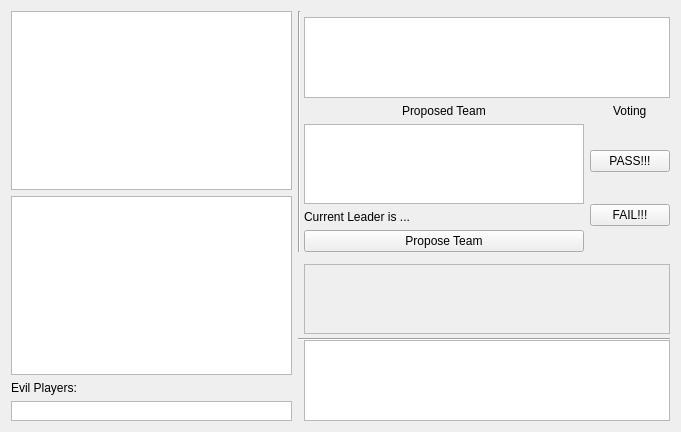
Before: the Qt Designer form src/gui/gamewindow.ui in JRandomHacker/CS429-Avalon, drawn with Qt 5.
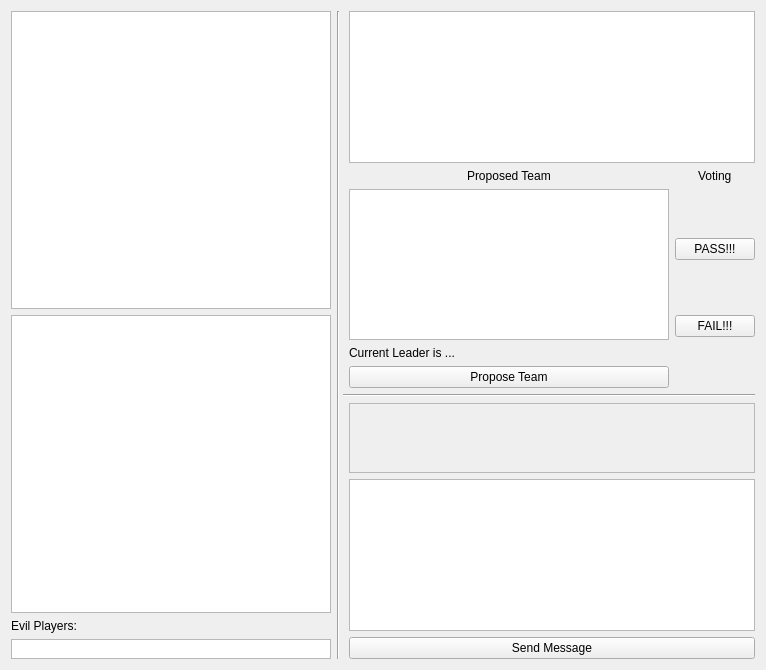
After: the same form once the commit is applied.

```diff
--- a/src/gui/gamewindow.ui
+++ b/src/gui/gamewindow.ui
@@ -6,15 +6,15 @@
    <rect>
     <x>0</x>
     <y>0</y>
-    <width>681</width>
-    <height>432</height>
+    <width>766</width>
+    <height>670</height>
    </rect>
   </property>
   <property name="windowTitle">
    <string>Avalon Online</string>
   </property>
   <layout class="QGridLayout" name="gridLayout">
-   <item row="0" column="0" rowspan="6">
+   <item row="0" column="0" rowspan="5">
     <layout class="QVBoxLayout" name="verticalLayout_5" stretch="0,0,0,0">
      <item>
       <widget class="QGraphicsView" name="playerAvatar"/>
@@ -60,17 +60,21 @@
      </item>
     </layout>
    </item>
-   <item row="0" column="1" rowspan="4" colspan="2">
+   <item row="0" column="3" colspan="2">
+    <layout class="QHBoxLayout" name="horizontalLayout">
+     <item>
+      <widget class="QListView" name="voteTrackList"/>
+     </item>
+    </layout>
+   </item>
+   <item row="0" column="1" rowspan="5" colspan="2">
     <widget class="Line" name="line">
      <property name="orientation">
       <enum>Qt::Vertical</enum>
      </property>
     </widget>
    </item>
-   <item row="1" column="2" colspan="2">
-    <widget class="QListView" name="voteTrackList"/>
-   </item>
-   <item row="2" column="2">
+   <item row="1" column="3">
     <layout class="QHBoxLayout" name="horizontalLayout_2">
      <item alignment="Qt::AlignHCenter">
       <widget class="QLabel" name="proposeTeamLabel">
@@ -81,7 +85,7 @@
      </item>
     </layout>
    </item>
-   <item row="2" column="3">
+   <item row="1" column="4">
     <layout class="QHBoxLayout" name="horizontalLayout_3">
      <item alignment="Qt::AlignHCenter">
       <widget class="QLabel" name="votingLabel">
@@ -92,7 +96,7 @@
      </item>
     </layout>
    </item>
-   <item row="3" column="2">
+   <item row="2" column="3">
     <layout class="QVBoxLayout" name="verticalLayout_4">
      <item>
       <widget class="QListView" name="proposeTeamList"/>
@@ -116,32 +120,7 @@
      </item>
     </layout>
    </item>
-   <item row="3" column="3">
-    <layout class="QVBoxLayout" name="verticalLayout_3">
-     <item>
-      <widget class="QPushButton" name="buttonVotePass">
-       <property name="text">
-        <string>PASS!!!</string>
-       </property>
-      </widget>
-     </item>
-     <item>
-      <widget class="QPushButton" name="buttonVoteFail">
-       <property name="text">
-        <string>FAIL!!!</string>
-       </property>
-      </widget>
-     </item>
-    </layout>
-   </item>
-   <item row="4" column="1" rowspan="2" colspan="3">
-    <widget class="Line" name="line_2">
-     <property name="orientation">
-      <enum>Qt::Horizontal</enum>
-     </property>
-    </widget>
-   </item>
-   <item row="5" column="2" colspan="2">
+   <item row="4" column="3" colspan="2">
     <layout class="QVBoxLayout" name="verticalLayout">
      <item>
       <widget class="QScrollArea" name="scrollArea">
@@ -153,8 +132,8 @@
          <rect>
           <x>0</x>
           <y>0</y>
-          <width>363</width>
-          <height>69</height>
+          <width>408</width>
+          <height>85</height>
          </rect>
         </property>
        </widget>
@@ -162,6 +141,38 @@
      </item>
      <item>
       <widget class="QTextEdit" name="textEdit"/>
+     </item>
+     <item>
+      <widget class="QPushButton" name="sendMsgButton">
+       <property name="text">
+        <string>Send Message</string>
+       </property>
+      </widget>
+     </item>
+    </layout>
+   </item>
+   <item row="3" column="2" colspan="3">
+    <widget class="Line" name="line_2">
+     <property name="orientation">
+      <enum>Qt::Horizontal</enum>
+     </property>
+    </widget>
+   </item>
+   <item row="2" column="4">
+    <layout class="QVBoxLayout" name="verticalLayout_3">
+     <item>
+      <widget class="QPushButton" name="buttonVotePass">
+       <property name="text">
+        <string>PASS!!!</string>
+       </property>
+      </widget>
+     </item>
+     <item>
+      <widget class="QPushButton" name="buttonVoteFail">
+       <property name="text">
+        <string>FAIL!!!</string>
+       </property>
+      </widget>
      </item>
     </layout>
    </item>
```
Left out of the diff: 1 changed line with no effect on the pictures.
